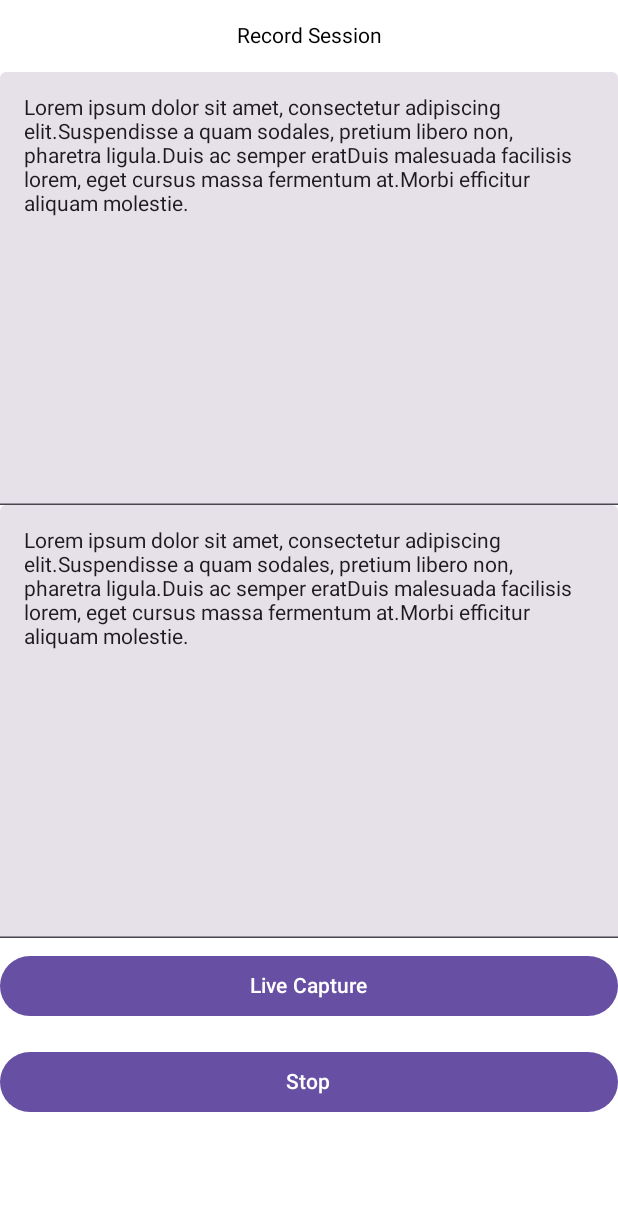
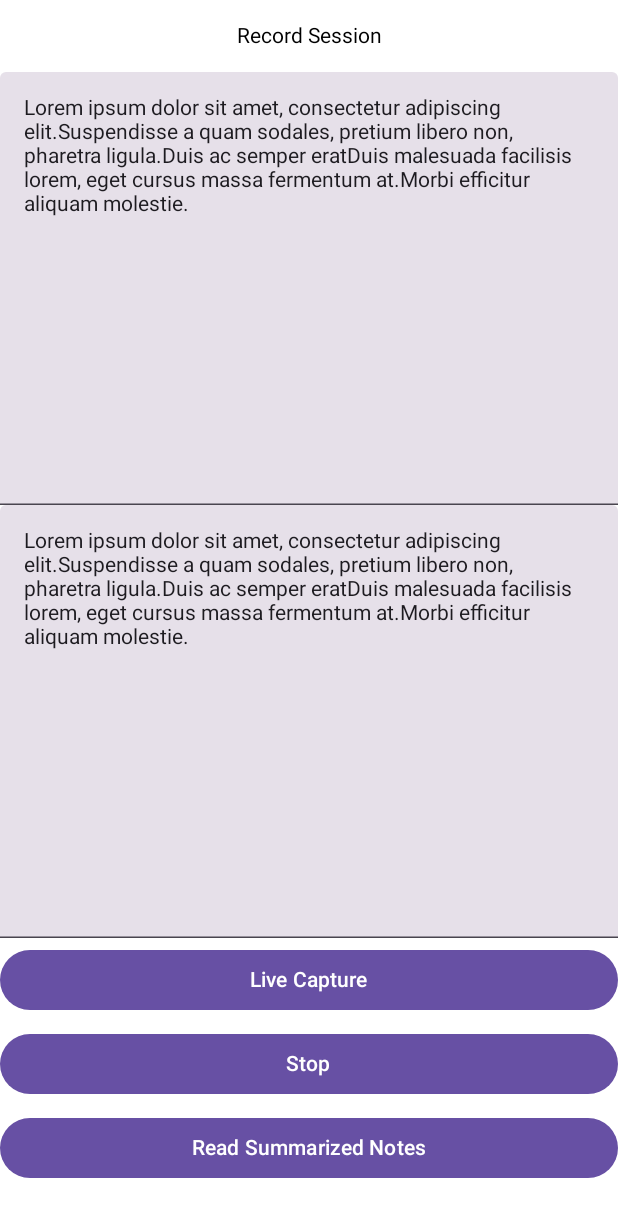
Before and after one commit to Starfox68/AccessaNotes, an Android app built with Jetpack Compose: the @Preview function LiveRecordingScreenPreview, on a phone screen of 412 x 824 dp. Shown: the top 1217 px of the screen. Run offline under Robolectric (Android 15) with nearby library versions, the light colour scheme and no system bars.

Commit message:
Update with tts button

```diff
--- a/AccessaNotes/app/src/main/java/com/shaphr/accessanotes/ui/screens/LiveRecordingScreen.kt
+++ b/AccessaNotes/app/src/main/java/com/shaphr/accessanotes/ui/screens/LiveRecordingScreen.kt
@@ -22,20 +22,22 @@ import com.shaphr.accessanotes.ui.viewmodels.LiveRecordingViewModel
 
 @Composable
 fun LiveRecordingScreen(viewModel: LiveRecordingViewModel = hiltViewModel()) {
-    val content = viewModel.noteText.collectAsState().value
+    val summarizedContent = viewModel.noteText.collectAsState().value
     LiveRecordingScreenContent(
-        content = content,
+        summarizedContent = summarizedContent,
         onStartRecordingClick = viewModel::onStartRecording,
-        onStopRecordingClick = viewModel::onStopRecording
+        onStopRecordingClick = viewModel::onStopRecording,
+        onTextToSpeechClick = viewModel::onTextToSpeech
     )
 }
 
 @OptIn(ExperimentalMaterial3Api::class)
 @Composable
 fun LiveRecordingScreenContent(
-    content: List<String>,
+    summarizedContent: List<String>,
     onStartRecordingClick: () -> Unit,
     onStopRecordingClick: () -> Unit,
+    onTextToSpeechClick: () -> Unit
 ) {
     Column(
         modifier = Modifier.fillMaxSize(),
@@ -51,7 +53,7 @@ fun LiveRecordingScreenContent(
                 Column (modifier = Modifier.height((config.current.screenHeightDp*0.35).dp)
                 ) {
                     TextField(
-                        value = content.joinToString(separator = ""),
+                        value = summarizedContent.joinToString(separator = ""),
                         onValueChange = { },
                         modifier = Modifier.fillMaxSize()
                     )
@@ -61,7 +63,7 @@ fun LiveRecordingScreenContent(
                 Column (modifier = Modifier.height((config.current.screenHeightDp*0.35).dp)
                 ) {
                     TextField(
-                        value = content.joinToString(separator = ""),
+                        value = summarizedContent.joinToString(separator = ""),
                         onValueChange = { },
                         modifier = Modifier.fillMaxSize()
                     )
@@ -72,7 +74,7 @@ fun LiveRecordingScreenContent(
             onClick = onStartRecordingClick,
             modifier = Modifier
                 .fillMaxWidth()
-                .padding(vertical = 8.dp)
+                .padding(vertical = 4.dp)
         ) {
             Text(text = "Live Capture")
         }
@@ -81,9 +83,18 @@ fun LiveRecordingScreenContent(
             onClick = onStopRecordingClick,
             modifier = Modifier
                 .fillMaxWidth()
-                .padding(vertical = 8.dp)
+                .padding(vertical = 4.dp)
         ) {
             Text(text = "Stop")
+        }
+
+        Button(
+            onClick = onTextToSpeechClick,
+            modifier = Modifier
+                .fillMaxWidth()
+                .padding(vertical = 4.dp)
+        ) {
+            Text(text = "Read Summarized Notes")
         }
     }
 }
@@ -92,7 +103,7 @@ fun LiveRecordingScreenContent(
 @Composable
 fun LiveRecordingScreenPreview() {
     LiveRecordingScreenContent(
-        content = listOf(
+        summarizedContent = listOf(
             "Lorem ipsum dolor sit amet, consectetur adipiscing elit.",
             "Suspendisse a quam sodales, pretium libero non, pharetra ligula.",
             "Duis ac semper erat",
@@ -101,5 +112,6 @@ fun LiveRecordingScreenPreview() {
         ),
         onStartRecordingClick = {},
         onStopRecordingClick = {},
+        onTextToSpeechClick = {}
     )
 }
--- a/AccessaNotes/app/src/main/java/com/shaphr/accessanotes/ui/viewmodels/LiveRecordingViewModel.kt
+++ b/AccessaNotes/app/src/main/java/com/shaphr/accessanotes/ui/viewmodels/LiveRecordingViewModel.kt
@@ -53,4 +53,8 @@ class LiveRecordingViewModel @Inject constructor(
             liveRecordingRepository.stopRecording()
         }
     }
+
+    fun onTextToSpeech() {
+        // TODO TextToSpeech
+    }
 }
```
